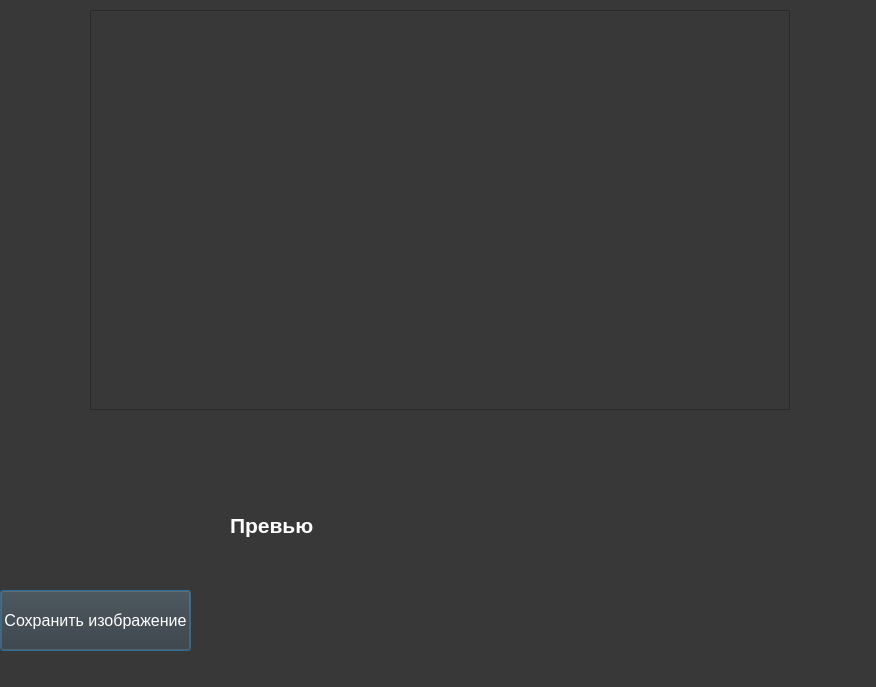
This is ui/avatareditor.ui in Korostast/chat-database-project as Qt 5 draws it before an edit. The edited form follows.
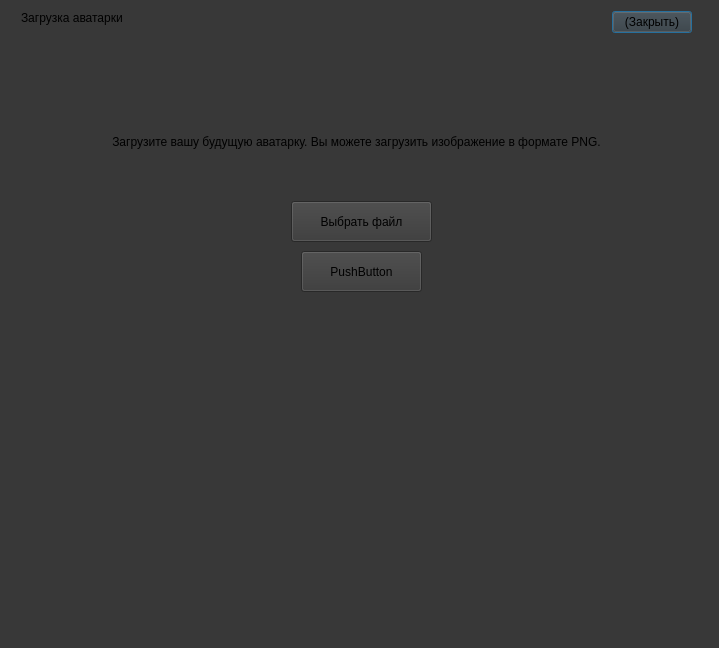
This is the edited form. Custom widgets are drawn as their Qt base class.

Commit message: Change chat avatar feature.

Diff of the .ui file:
```diff
--- a/ui/avatareditor.ui
+++ b/ui/avatareditor.ui
@@ -6,20 +6,164 @@
    <rect>
     <x>0</x>
     <y>0</y>
-    <width>876</width>
-    <height>687</height>
+    <width>719</width>
+    <height>648</height>
    </rect>
   </property>
+  <property name="sizePolicy">
+   <sizepolicy hsizetype="Fixed" vsizetype="Fixed">
+    <horstretch>0</horstretch>
+    <verstretch>0</verstretch>
+   </sizepolicy>
+  </property>
   <property name="windowTitle">
    <string>AvatarEditor</string>
   </property>
   <property name="styleSheet">
    <string notr="true">background-color: rgb(56, 56, 56);</string>
   </property>
+  <layout class="QGridLayout" name="gridLayout_2">
+   <item row="0" column="1">
+    <widget class="QStackedWidget" name="avatar_editor_stacked_widget">
+     <property name="currentIndex">
+      <number>0</number>
+     </property>
+     <widget class="QWidget" name="choose_file_page">
+      <property name="sizePolicy">
+       <sizepolicy hsizetype="Fixed" vsizetype="Fixed">
+        <horstretch>0</horstretch>
+        <verstretch>0</verstretch>
+       </sizepolicy>
+      </property>
+      <widget class="QWidget" name="horizontalLayoutWidget">
+       <property name="geometry">
+        <rect>
+         <x>0</x>
+         <y>0</y>
+         <width>691</width>
+         <height>61</height>
+        </rect>
+       </property>
+       <layout class="QHBoxLayout" name="horizontalLayout">
+        <property name="leftMargin">
+         <number>10</number>
+        </property>
+        <property name="rightMargin">
+         <number>10</number>
+        </property>
+        <item alignment="Qt::AlignLeft|Qt::AlignTop">
+         <widget class="QLabel" name="label_4">
+          <property name="text">
+           <string>Загрузка аватарки</string>
+          </property>
+         </widget>
+        </item>
+        <item alignment="Qt::AlignRight|Qt::AlignTop">
+         <widget class="QPushButton" name="pushButton_4">
+          <property name="text">
+           <string>(Закрыть)</string>
+          </property>
+         </widget>
+        </item>
+       </layout>
+      </widget>
+      <widget class="QLabel" name="label_3">
+       <property name="geometry">
+        <rect>
+         <x>0</x>
+         <y>90</y>
+         <width>691</width>
+         <height>81</height>
+        </rect>
+       </property>
+       <property name="text">
+        <string>Загрузите вашу будущую аватарку. Вы можете загрузить изображение в формате PNG.</string>
+       </property>
+       <property name="scaledContents">
+        <bool>false</bool>
+       </property>
+       <property name="alignment">
+        <set>Qt::AlignCenter</set>
+       </property>
+       <property name="wordWrap">
+        <bool>true</bool>
+       </property>
+      </widget>
+      <widget class="QPushButton" name="avatar_editor_choose_file_button">
+       <property name="geometry">
+        <rect>
+         <x>280</x>
+         <y>190</y>
+         <width>141</width>
+         <height>41</height>
+        </rect>
+       </property>
+       <property name="text">
+        <string>Выбрать файл</string>
+       </property>
+      </widget>
+      <widget class="QPushButton" name="pushButton_3">
+       <property name="geometry">
+        <rect>
+         <x>290</x>
+         <y>240</y>
+         <width>121</width>
+         <height>41</height>
+        </rect>
+       </property>
+       <property name="text">
+        <string>PushButton</string>
+       </property>
+      </widget>
+     </widget>
+     <widget class="QWidget" name="editor_page">
+      <widget class="QPushButton" name="pushButton">
+       <property name="geometry">
+        <rect>
+         <x>50</x>
+         <y>610</y>
+         <width>191</width>
+         <height>61</height>
+        </rect>
+       </property>
+       <property name="font">
+        <font>
+         <pointsize>12</pointsize>
+        </font>
+       </property>
+       <property name="styleSheet">
+        <string notr="true">color: white;</string>
+       </property>
+       <property name="text">
+        <string>Сохранить изображение</string>
+       </property>
+      </widget>
+      <widget class="QLabel" name="label_2">
+       <property name="geometry">
+        <rect>
+         <x>270</x>
+         <y>490</y>
+         <width>91</width>
+         <height>71</height>
+        </rect>
+       </property>
+       <property name="font">
+        <font>
+         <pointsize>16</pointsize>
+         <bold>true</bold>
+        </font>
+       </property>
+       <property name="styleSheet">
+        <string notr="true">color: white;</string>
+       </property>
+       <property name="text">
+        <string>Превью</string>
+       </property>
+      </widget>
    <widget class="GraphicsView" name="graphicsView">
     <property name="geometry">
      <rect>
-      <x>90</x>
+         <x>110</x>
       <y>10</y>
       <width>700</width>
       <height>400</height>
@@ -56,27 +200,6 @@
      <enum>QGraphicsView::AnchorUnderMouse</enum>
     </property>
    </widget>
-   <widget class="QPushButton" name="pushButton">
-    <property name="geometry">
-     <rect>
-      <x>0</x>
-      <y>590</y>
-      <width>191</width>
-      <height>61</height>
-     </rect>
-    </property>
-    <property name="font">
-     <font>
-      <pointsize>12</pointsize>
-     </font>
-    </property>
-    <property name="styleSheet">
-     <string notr="true">color: white;</string>
-    </property>
-    <property name="text">
-     <string>Сохранить изображение</string>
-    </property>
-   </widget>
    <widget class="QLabel" name="label">
     <property name="geometry">
      <rect>
@@ -99,30 +222,10 @@
      <string/>
     </property>
    </widget>
-   <widget class="QLabel" name="label_2">
-    <property name="geometry">
-     <rect>
-      <x>230</x>
-      <y>490</y>
-      <width>91</width>
-      <height>71</height>
-     </rect>
-    </property>
-    <property name="font">
-     <font>
-      <family>Segoe UI</family>
-      <pointsize>16</pointsize>
-      <weight>75</weight>
-      <bold>true</bold>
-     </font>
-    </property>
-    <property name="styleSheet">
-     <string notr="true">color: white;</string>
-    </property>
-    <property name="text">
-     <string>Превью</string>
-    </property>
-   </widget>
+     </widget>
+    </widget>
+   </item>
+  </layout>
  </widget>
  <customwidgets>
   <customwidget>
```
Left out of the diff: 7 changed lines with no effect on the pictures. Lines whose indentation alone changed are shown as unchanged. The commit also changes 19 other files.
